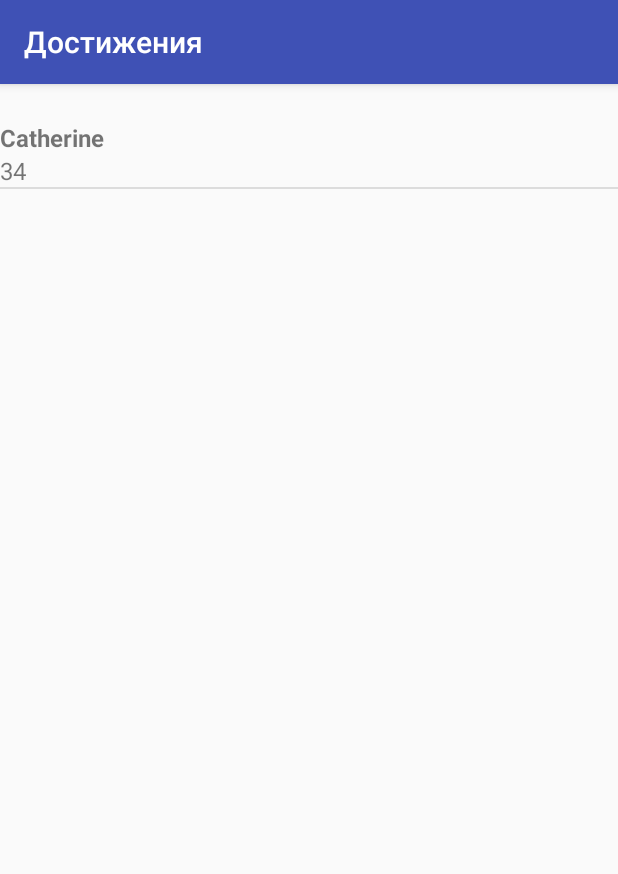
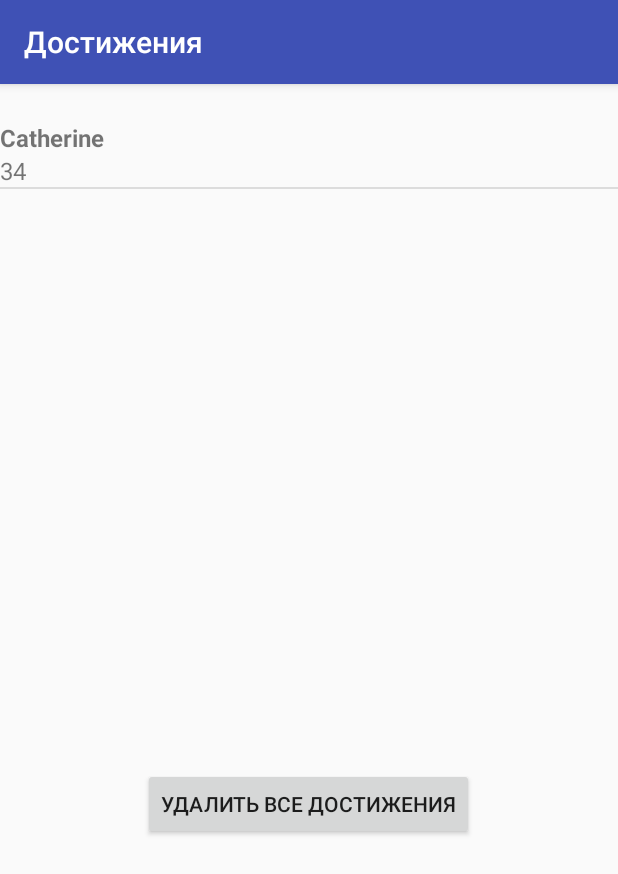
Before and after one commit to pandaket/Translate-Game, an Android app: the screen it shows after launch (AchievementsActivity), on a phone screen of 412 x 824 dp. Shown: the top 874 px of the screen. Run offline under Robolectric (Android 15) with nearby library versions, the phone set to English and light mode, and no system bars.

Commit message:
Adding and deleting achievements complete

```diff
--- a/ModelsGame/app/src/main/java/com/example/modelsgame/AchievementsActivity.java
+++ b/ModelsGame/app/src/main/java/com/example/modelsgame/AchievementsActivity.java
@@ -1,6 +1,7 @@
 package com.example.modelsgame;
 
 
+import android.content.ContentValues;
 import android.os.Bundle;
 import android.support.v7.app.AppCompatActivity;
 import android.database.Cursor;
@@ -29,13 +30,23 @@ public class AchievementsActivity extends AppCompatActivity{
     SQLiteDatabase db;
     Cursor userCursor;
     SimpleCursorAdapter userAdapter;
+    Button delAll;
 
     protected void onCreate(Bundle savedInstanceState) {
         super.onCreate(savedInstanceState);
         setContentView(R.layout.activity_achievement);
         mList = (ListView)findViewById(R.id.list);
         sqlHelper = new DatabaseHelper(getApplicationContext());
+        delAll = (Button) findViewById(R.id.delAll);
+        delAll.setOnClickListener(new View.OnClickListener() {
+            @Override
+            public void onClick(View v) {
+                db = sqlHelper.getWritableDatabase();
+                db.execSQL("DELETE FROM achievements");
+                db.close();
 
+            }
+        });
 
     }
     public void onResume() {
--- a/ModelsGame/app/src/main/res/layout/activity_achievement.xml
+++ b/ModelsGame/app/src/main/res/layout/activity_achievement.xml
@@ -11,5 +11,12 @@
     <ListView
         android:id="@+id/list"
         android:layout_width="match_parent"
-        android:layout_height="match_parent" />
+        android:layout_height="431dp" />
+
+    <Button
+        android:layout_width="wrap_content"
+        android:layout_height="wrap_content"
+        android:text="Удалить все достижения"
+        android:id="@+id/delAll"
+        android:layout_gravity="center_horizontal" />
 </LinearLayout>
```
